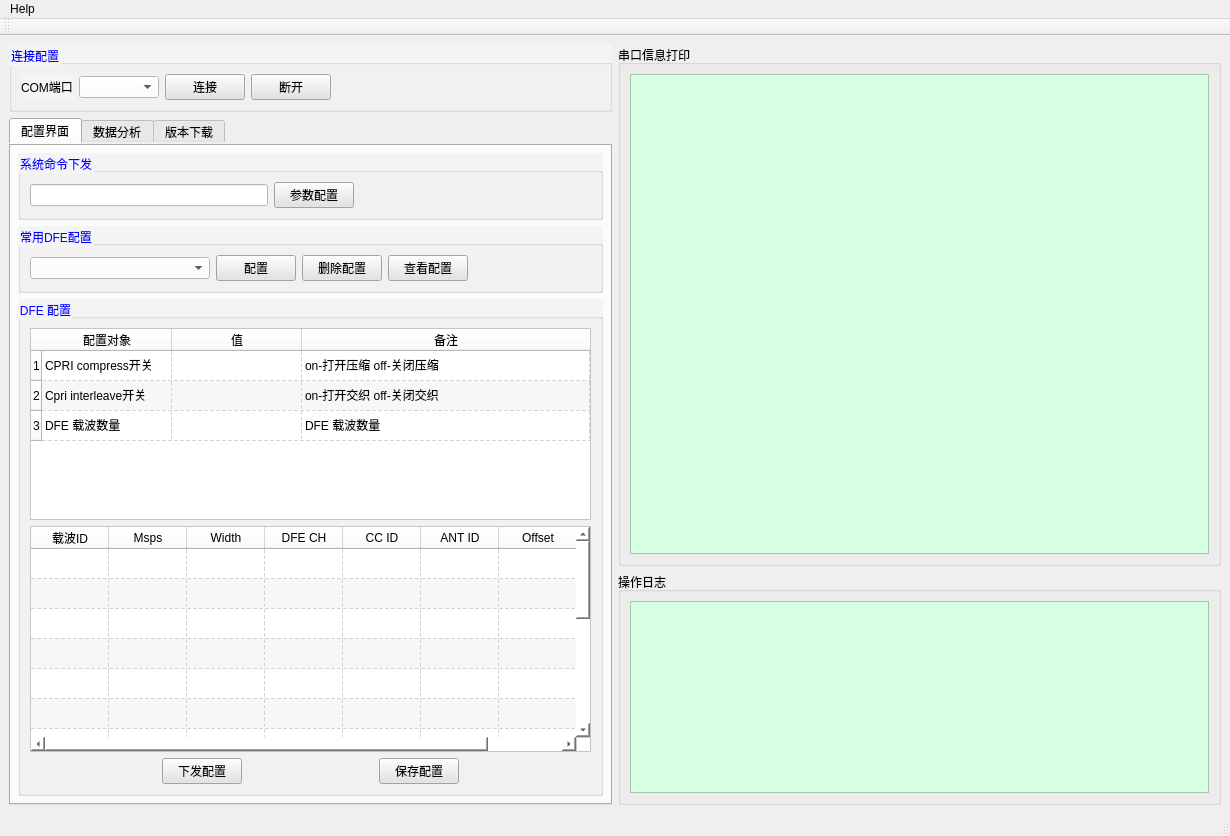
The window that ui/mainwindow_ui.ui (zhangbingxue/ScriptsTools) describes before a commit, drawn with Qt 5.
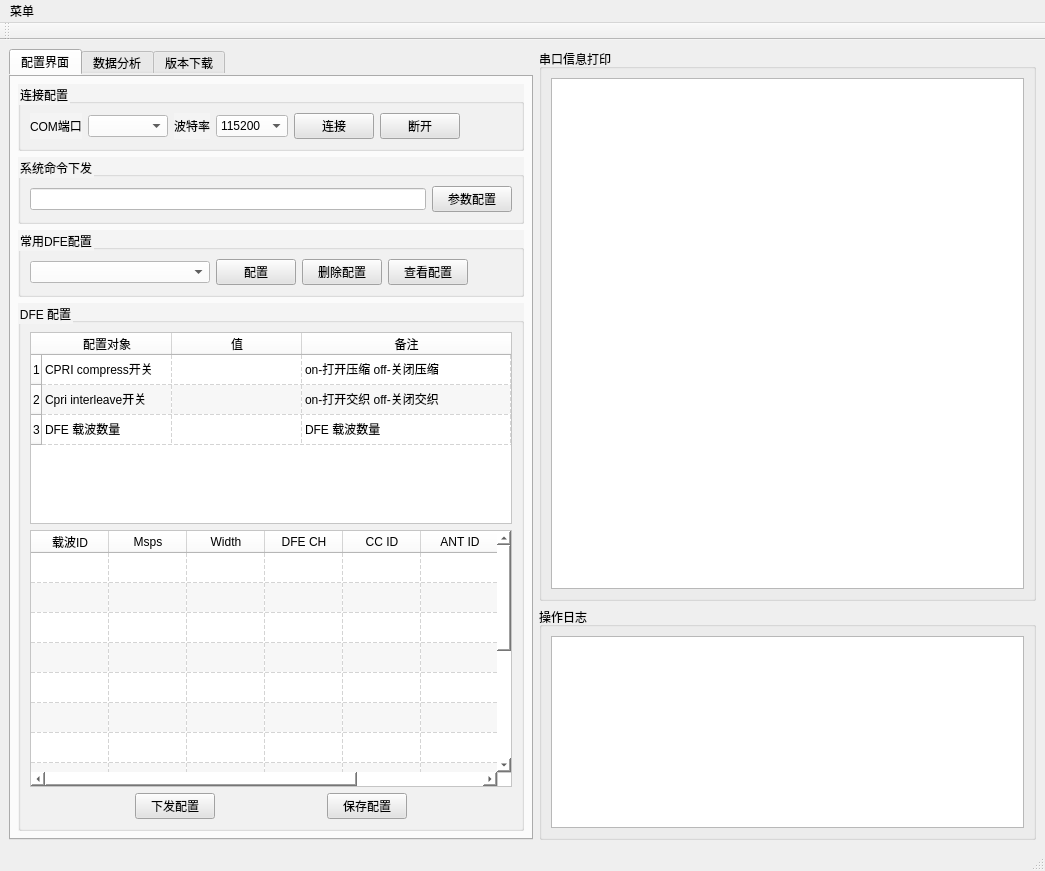
The same window after the commit.

Diff of the .ui file:
```diff
--- a/ui/mainwindow_ui.ui
+++ b/ui/mainwindow_ui.ui
@@ -6,8 +6,8 @@
    <rect>
     <x>0</x>
     <y>0</y>
-    <width>1230</width>
-    <height>836</height>
+    <width>1045</width>
+    <height>871</height>
    </rect>
   </property>
   <property name="windowTitle">
@@ -18,10 +18,25 @@
     <item>
      <layout class="QVBoxLayout" name="verticalLayout_5">
       <item>
+       <widget class="QTabWidget" name="tabWidget">
+        <property name="styleSheet">
+         <string notr="true">border-color: rgb(241, 241, 241);</string>
+        </property>
+        <property name="currentIndex">
+         <number>0</number>
+        </property>
+        <widget class="QWidget" name="widget1">
+         <attribute name="title">
+          <string>配置界面</string>
+         </attribute>
+         <layout class="QVBoxLayout" name="verticalLayout_2">
+          <item>
+           <layout class="QVBoxLayout" name="verticalLayout_4"/>
+          </item>
+          <item>
        <widget class="QGroupBox" name="groupBox_2">
         <property name="styleSheet">
-         <string notr="true">background-color: rgb(244, 244, 244);
-color: rgb(0, 0, 255);</string>
+             <string notr="true">background-color: rgb(244, 244, 244);</string>
         </property>
         <property name="title">
          <string>连接配置</string>
@@ -65,6 +80,28 @@
            </property>
           </widget>
          </item>
+             <item>
+              <widget class="QLabel" name="label">
+               <property name="styleSheet">
+                <string notr="true">color: rgb(0, 0, 0);</string>
+               </property>
+               <property name="text">
+                <string>波特率</string>
+               </property>
+              </widget>
+             </item>
+             <item>
+              <widget class="QComboBox" name="btnSerialSpeed">
+               <property name="styleSheet">
+                <string notr="true">background-color: rgb(255, 255, 255);color: rgb(0, 0, 0);</string>
+               </property>
+               <item>
+                <property name="text">
+                 <string>115200</string>
+                </property>
+               </item>
+              </widget>
+             </item>
          <item>
           <widget class="QPushButton" name="connnect_button">
            <property name="styleSheet">
@@ -102,22 +139,6 @@
        </widget>
       </item>
       <item>
-       <widget class="QTabWidget" name="tabWidget">
-        <property name="styleSheet">
-         <string notr="true">border-color: rgb(241, 241, 241);</string>
-        </property>
-        <property name="currentIndex">
-         <number>0</number>
-        </property>
-        <widget class="QWidget" name="widget1">
-         <attribute name="title">
-          <string>配置界面</string>
-         </attribute>
-         <layout class="QVBoxLayout" name="verticalLayout_2">
-          <item>
-           <layout class="QVBoxLayout" name="verticalLayout_4"/>
-          </item>
-          <item>
            <widget class="QGroupBox" name="groupBox_5">
             <property name="sizePolicy">
              <sizepolicy hsizetype="Expanding" vsizetype="Preferred">
@@ -126,7 +147,7 @@
              </sizepolicy>
             </property>
             <property name="styleSheet">
-             <string notr="true">background-color: rgb(244, 244, 244);color: rgb(0, 0, 255);</string>
+             <string notr="true">background-color: rgb(244, 244, 244);</string>
             </property>
             <property name="title">
              <string>系统命令下发</string>
@@ -149,19 +170,6 @@
                </property>
               </widget>
              </item>
-             <item>
-              <spacer name="horizontalSpacer_5">
-               <property name="orientation">
-                <enum>Qt::Horizontal</enum>
-               </property>
-               <property name="sizeHint" stdset="0">
-                <size>
-                 <width>40</width>
-                 <height>20</height>
-                </size>
-               </property>
-              </spacer>
-             </item>
             </layout>
            </widget>
           </item>
@@ -174,7 +182,7 @@
              </sizepolicy>
             </property>
             <property name="styleSheet">
-             <string notr="true">background-color: rgb(244, 244, 244);color: rgb(0, 0, 255);</string>
+             <string notr="true">background-color: rgb(244, 244, 244);</string>
             </property>
             <property name="title">
              <string>常用DFE配置</string>
@@ -254,7 +262,7 @@
              </sizepolicy>
             </property>
             <property name="styleSheet">
-             <string notr="true">background-color: rgb(244, 244, 244);color: rgb(0, 0, 255);</string>
+             <string notr="true">background-color: rgb(244, 244, 244);</string>
             </property>
             <property name="title">
              <string>DFE 配置</string>
@@ -732,8 +740,7 @@
             <bool>true</bool>
            </property>
            <property name="styleSheet">
-            <string notr="true">font: 9pt &quot;等线&quot;;
-background-color: rgb(217, 255, 226);</string>
+            <string notr="true">font: 9pt &quot;等线&quot;;</string>
            </property>
            <property name="undoRedoEnabled">
             <bool>true</bool>
@@ -761,9 +768,8 @@
             </sizepolicy>
            </property>
            <property name="styleSheet">
-            <string notr="true">color: rgb(255, 0, 0);
-font: 9pt &quot;等线&quot;;
-background-color: rgb(217, 255, 226);</string>
+            <string notr="true">font: 9pt &quot;等线&quot;;
+color: rgb(255, 0, 0);</string>
            </property>
            <property name="html">
             <string>&lt;!DOCTYPE HTML PUBLIC &quot;-//W3C//DTD HTML 4.0//EN&quot; &quot;http://www.w3.org/TR/REC-html40/strict.dtd&quot;&gt;
@@ -798,13 +804,13 @@
     <rect>
      <x>0</x>
      <y>0</y>
-     <width>1230</width>
+     <width>1045</width>
      <height>23</height>
     </rect>
    </property>
    <widget class="QMenu" name="menuhelp">
     <property name="title">
-     <string>Help</string>
+     <string>菜单</string>
     </property>
    </widget>
    <addaction name="menuhelp"/>
```
Left out of the diff: 10 changed lines with no effect on the pictures. Lines whose indentation alone changed are shown as unchanged.
